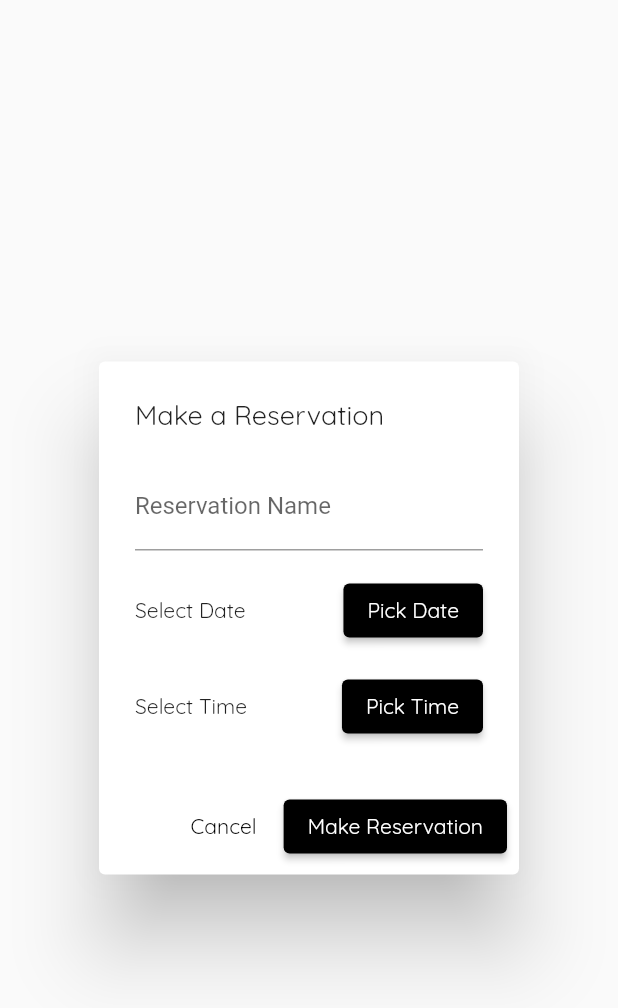
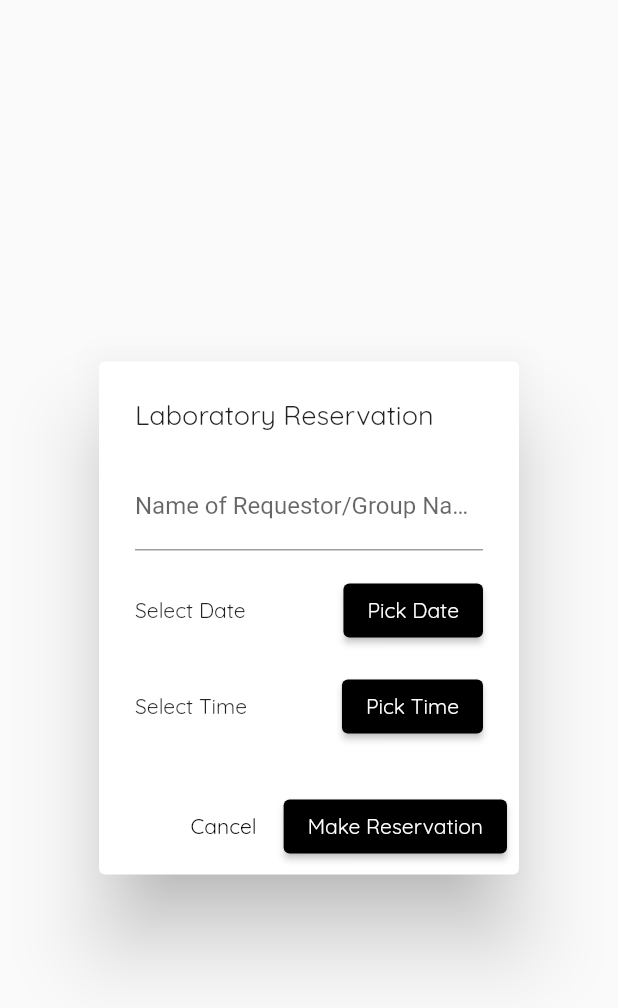
Before and after one commit to RoseannTejano/valley_students-teachers-admin_latest, a Flutter app: the ReservationDialog widget shown alone on an empty page, opened directly, on a phone screen of 412 x 824 dp. Shown: the top 1008 px of the screen. Run offline on Flutter 3.47's test engine with Material 2 defaults, Android fonts, the phone set to English and light mode, and no system bars; our stand-ins replace cloud_firestore, firebase_auth, firebase_core, fluttertoast, get_storage; missing offline and left inert: cell_calendar; accounts and stored records are empty.

Commit message:
initial commit
initial commit

```diff
--- a/lib/services/add_reservation.dart
+++ b/lib/services/add_reservation.dart
@@ -8,6 +8,7 @@ Future addReservation(name, date, time) async {
     'name': name,
     'date': date,
     'time': time,
+
     'userId': FirebaseAuth.instance.currentUser!.uid,
     'dateTime': DateTime.now(),
     'status': 'Pending'
--- a/lib/widgets/reservation_dialog.dart
+++ b/lib/widgets/reservation_dialog.dart
@@ -20,7 +20,7 @@ class _ReservationDialogState extends State<ReservationDialog> {
   Widget build(BuildContext context) {
     return AlertDialog(
       title: const Text(
-        'Make a Reservation',
+        'Laboratory Reservation',
         style: TextStyle(
           fontFamily: 'QRegular',
           fontSize: 18,
@@ -40,7 +40,7 @@ class _ReservationDialogState extends State<ReservationDialog> {
                 return null;
               },
               decoration: const InputDecoration(
-                labelText: 'Reservation Name',
+                labelText: 'Name of Requestor/Group Name',
               ),
             ),
             const SizedBox(height: 16),
@@ -130,7 +130,7 @@ class _ReservationDialogState extends State<ReservationDialog> {
               launchEmail(
                   mailPath: 'roseanntejanoo3021@gmail.com',
                   body:
-                      'Reservation Name: ${_nameController.text}\nI wanted to make a reservation on ${DateFormat('yyyy-MM-dd').format(_selectedDate!)} at _selectedTime!.format(context))',
+                      'Name of Requestor/Group Name: ${_nameController.text}\nI wanted to make a reservation on ${DateFormat('yyyy-MM-dd').format(_selectedDate!)} at _selectedTime!.format(context))',
                   subject: 'Requesting a reservation');
               Navigator.of(context).pop();
             }
```
